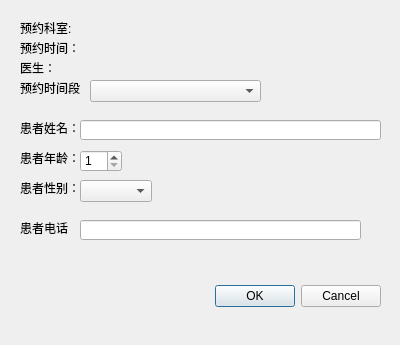
Above: AddAppointmentDialog.ui from QZero233/QTHospitalManager before the change. Below: the same form after it.
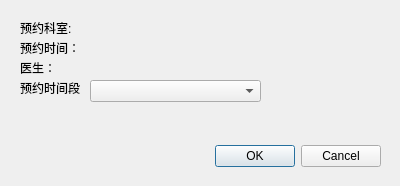
That is the form after the change.

What changed in the file:
```diff
--- a/AddAppointmentDialog.ui
+++ b/AddAppointmentDialog.ui
@@ -7,7 +7,7 @@
     <x>0</x>
     <y>0</y>
     <width>400</width>
-    <height>345</height>
+    <height>186</height>
    </rect>
   </property>
   <property name="windowTitle">
@@ -17,7 +17,7 @@
    <property name="geometry">
     <rect>
      <x>40</x>
-     <y>280</y>
+     <y>140</y>
      <width>341</width>
      <height>32</height>
     </rect>
@@ -68,105 +68,7 @@
     <string>医生：</string>
    </property>
   </widget>
-  <widget class="QLabel" name="label_4">
-   <property name="geometry">
-    <rect>
-     <x>20</x>
-     <y>120</y>
-     <width>61</width>
-     <height>16</height>
-    </rect>
-   </property>
-   <property name="text">
-    <string>患者姓名：</string>
-   </property>
-  </widget>
-  <widget class="QLineEdit" name="lineEdit_name">
-   <property name="geometry">
-    <rect>
-     <x>80</x>
-     <y>120</y>
-     <width>301</width>
-     <height>20</height>
-    </rect>
-   </property>
-  </widget>
-  <widget class="QLabel" name="label_5">
-   <property name="geometry">
-    <rect>
-     <x>20</x>
-     <y>150</y>
-     <width>61</width>
-     <height>16</height>
-    </rect>
-   </property>
-   <property name="text">
-    <string>患者年龄：</string>
-   </property>
-  </widget>
-  <widget class="QSpinBox" name="spinBox_age">
-   <property name="geometry">
-    <rect>
-     <x>80</x>
-     <y>150</y>
-     <width>42</width>
-     <height>22</height>
-    </rect>
-   </property>
-   <property name="minimum">
-    <number>1</number>
-   </property>
-   <property name="maximum">
-    <number>114514</number>
-   </property>
-  </widget>
-  <widget class="QLabel" name="label_6">
-   <property name="geometry">
-    <rect>
-     <x>20</x>
-     <y>180</y>
-     <width>61</width>
-     <height>16</height>
-    </rect>
-   </property>
-   <property name="text">
-    <string>患者性别：</string>
-   </property>
-  </widget>
-  <widget class="QComboBox" name="comboBox_gender">
-   <property name="geometry">
-    <rect>
-     <x>80</x>
-     <y>180</y>
-     <width>72</width>
-     <height>22</height>
-    </rect>
-   </property>
-  </widget>
-  <widget class="QLabel" name="label_7">
-   <property name="geometry">
-    <rect>
-     <x>20</x>
-     <y>220</y>
-     <width>51</width>
-     <height>16</height>
-    </rect>
-   </property>
-   <property name="text">
-    <string>患者电话</string>
-   </property>
-  </widget>
-  <widget class="QLineEdit" name="lineEdit_tel">
-   <property name="geometry">
-    <rect>
-     <x>80</x>
-     <y>220</y>
-     <width>281</width>
-     <height>20</height>
-    </rect>
-   </property>
-  </widget>
-  <widget class="QLabel" name="label">
+  <widget class="QLabel" name="label_period">
    <property name="geometry">
     <rect>
      <x>20</x>
```
Left out of the diff: 2 changed lines with no effect on the pictures.
